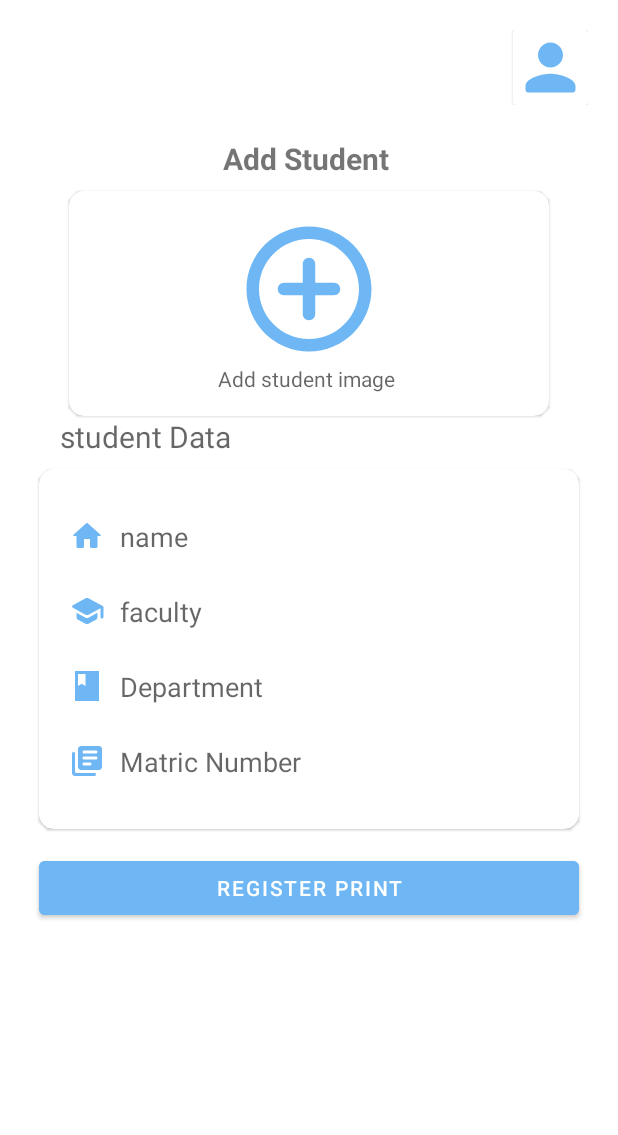
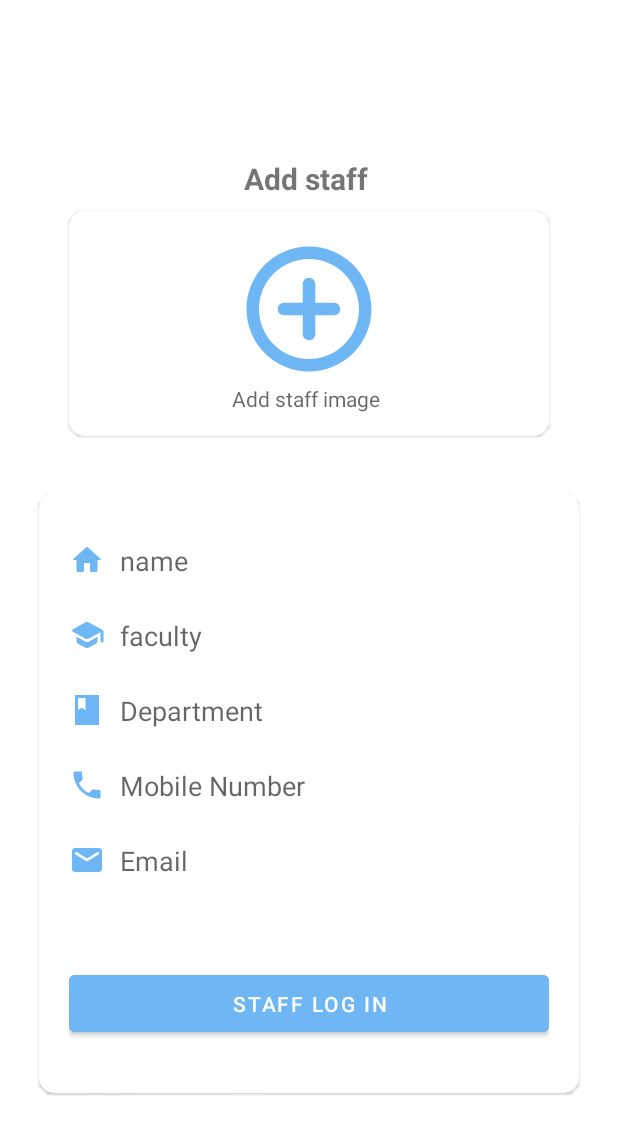
Before and after one commit to amrahsali/Attendance, an Android app: the layout fragment_add_staff_.xml on its own in the app's theme, with its tools: preview values and no code run, on a phone screen of 412 x 824 dp. Shown: the top 1135 px of the screen. Run offline under Robolectric (Android 15) with nearby library versions, the phone set to English and light mode, and no system bars.

Commit message:
could not work on the nav

```diff
--- a/app/build.gradle
+++ b/app/build.gradle
@@ -38,4 +38,5 @@ dependencies {
     testImplementation 'junit:junit:4.13.2'
     androidTestImplementation 'androidx.test.ext:junit:1.1.5'
     androidTestImplementation 'androidx.test.espresso:espresso-core:3.5.1'
+    implementation 'com.google.android.material:material:1.0.0'
 }
--- a/app/src/main/AndroidManifest.xml
+++ b/app/src/main/AndroidManifest.xml
@@ -63,14 +63,14 @@
                 android:value="" />
         </activity>
         <activity
-            android:name=".MainActivity"
+            android:name=".Login"
             android:exported="false">
             <meta-data
                 android:name="android.app.lib_name"
                 android:value="" />
         </activity>
         <activity
-            android:name=".Login"
+            android:name=".MainActivity"
             android:exported="true">
             <intent-filter>
                 <action android:name="android.intent.action.MAIN" />
--- a/app/src/main/java/com/example/attendance/Add_studentActivity.java
+++ /dev/null
@@ -1,14 +0,0 @@
-package com.example.attendance;
-
-import androidx.appcompat.app.AppCompatActivity;
-
-import android.os.Bundle;
-
-public class Add_studentActivity extends AppCompatActivity {
-
-    @Override
-    protected void onCreate(Bundle savedInstanceState) {
-        super.onCreate(savedInstanceState);
-        setContentView(R.layout.activity_add_student);
-    }
-}
--- a/app/src/main/res/layout/activity_add_student.xml
+++ b/app/src/main/res/layout/fragment_add_staff_.xml
@@ -4,45 +4,10 @@
     xmlns:tools="http://schemas.android.com/tools"
     android:layout_width="match_parent"
     android:layout_height="match_parent"
-    android:padding="20dp"
     android:orientation="vertical"
-    tools:context=".Add_studentActivity">
+    android:gravity="center"
+    tools:context=".Add_staff_Fragment">
 
-
-    <LinearLayout
-        android:gravity="end"
-        android:layout_width="match_parent"
-        android:layout_height="wrap_content"
-        android:orientation="horizontal">
-
-
-        <androidx.cardview.widget.CardView
-            android:layout_gravity="end"
-            android:layout_width="wrap_content"
-            android:layout_height="wrap_content">
-            <ImageView
-                android:layout_width="50dp"
-                android:layout_height="50dp"
-                app:tint="@color/blue"
-                android:src="@drawable/ic_round_person_24" />
-
-        </androidx.cardview.widget.CardView>
-
-
-
-
-    </LinearLayout>
-    <Space
-        android:layout_width="0dp"
-        android:layout_height="12dp" />
-
-<LinearLayout
-    android:layout_width="match_parent"
-    android:layout_height="wrap_content">
-
-
-
-</LinearLayout>
     <TextView
         android:paddingTop="10dp"
         android:gravity="center"
@@ -50,7 +15,7 @@
         android:layout_height="wrap_content"
         android:textStyle="bold"
         android:textSize="20dp"
-        android:text="Add Student "/>
+        android:text="Add staff "/>
 
 
     <com.google.android.material.card.MaterialCardView
@@ -76,23 +41,21 @@
                 android:layout_width="wrap_content"
                 android:layout_height="wrap_content"
                 android:drawablePadding="10dp"
-                android:hint="Add student image "/>
+                android:hint="Add staff image "/>
 
         </LinearLayout>
 
+    </com.google.android.material.card.MaterialCardView>
 
 
-    </com.google.android.material.card.MaterialCardView>
-    <TextView
+
+    <Space
         android:layout_width="wrap_content"
-        android:layout_height="wrap_content"
-        android:paddingStart="20dp"
-        android:textSize="20sp"
-        android:hint="student Data "/>
+        android:layout_height="30dp"/>
 
     <com.google.android.material.card.MaterialCardView
         android:layout_width="360dp"
-        android:layout_height="wrap_content"
+        android:layout_height="400dp"
         android:elevation="6dp"
         android:layout_gravity="center"
         android:layout_marginTop="8dp"
@@ -103,7 +66,7 @@
 
         <LinearLayout
             android:layout_width="match_parent"
-            android:layout_height="wrap_content"
+            android:layout_height="match_parent"
             android:padding="20dp"
             android:orientation="vertical">
 
@@ -164,36 +127,50 @@
                     android:layout_height="50dp"
                     android:drawableTint="@color/blue"
                     android:background="@null"
-                    android:drawableStart="@drawable/ic_round_library_books_24"
+                    android:drawableStart="@drawable/ic_sharp_local_phone_24"
                     android:drawablePadding="10dp"
-                    android:hint="Matric Number"/>
+                    android:hint="Mobile Number"/>
 
+            </LinearLayout>
+            <LinearLayout
+                android:layout_width="match_parent"
+                android:layout_height="wrap_content"
+                android:orientation="horizontal">
+                <EditText
+                    android:id="@+id/email"
+                    android:layout_width="match_parent"
+                    android:layout_height="50dp"
+                    android:drawableTint="@color/blue"
+                    android:background="@null"
+                    android:drawableStart="@drawable/ic_round_email_24"
+                    android:drawablePadding="10dp"
+                    android:hint="Email"/>
+
+            </LinearLayout>
+
+
+            <Space
+                android:layout_width="wrap_content"
+                android:layout_height="30dp"/>
+
+            <LinearLayout
+                android:layout_width="match_parent"
+                android:layout_height="wrap_content"
+                android:gravity="center"
+                android:orientation="vertical">
+                <Space
+                    android:layout_width="wrap_content"
+                    android:layout_height="15dp"/>
+                <Button
+                    android:id="@+id/loginbtn"
+                    android:layout_width="match_parent"
+                    android:backgroundTint="@color/blue"
+                    android:layout_height="50dp"
+                    android:text="Staff Log in"
+                    />
             </LinearLayout>
 
         </LinearLayout>
 
     </com.google.android.material.card.MaterialCardView>
-
-    <Space
-        android:layout_width="wrap_content"
-        android:layout_height="15dp"/>
-
-    <LinearLayout
-        android:gravity="center"
-        android:layout_width="match_parent"
-        android:layout_height="wrap_content">
-
-        <Button
-            android:id="@+id/stdt_printbtn"
-            android:layout_width="360dp"
-            android:backgroundTint="@color/blue"
-            android:layout_height="wrap_content"
-            android:text="Register print"
-            />
-    </LinearLayout>
-
-
-
-
-
 </LinearLayout>
--- a/app/src/main/res/layout/activity_examination.xml
+++ b/app/src/main/res/layout/fragment_examination.xml
@@ -1,12 +1,12 @@
 <?xml version="1.0" encoding="utf-8"?>
 <LinearLayout xmlns:android="http://schemas.android.com/apk/res/android"
-    xmlns:app="http://schemas.android.com/apk/res-auto"
     xmlns:tools="http://schemas.android.com/tools"
     android:layout_width="match_parent"
     android:layout_height="match_parent"
+    xmlns:app="http://schemas.android.com/apk/res-auto"
     android:orientation="vertical"
     android:gravity="center"
-    tools:context=".ExaminationActivity">
+    tools:context=".ExaminationFragment">
     <TextView
         android:paddingTop="10dp"
         android:gravity="center"
@@ -155,4 +155,5 @@
     </com.google.android.material.card.MaterialCardView>
 
 
+
 </LinearLayout>
--- a/app/src/main/res/layout/activity_view_record.xml
+++ b/app/src/main/res/layout/fragment_record.xml
@@ -1,14 +1,11 @@
 <?xml version="1.0" encoding="utf-8"?>
 <LinearLayout xmlns:android="http://schemas.android.com/apk/res/android"
-    xmlns:app="http://schemas.android.com/apk/res-auto"
     xmlns:tools="http://schemas.android.com/tools"
     android:layout_width="match_parent"
     android:layout_height="match_parent"
     android:orientation="vertical"
     android:padding="10dp"
-    tools:context=".View_recordActivity">
-
-
+    tools:context=".RecordFragment">
 
     <TextView
         android:gravity="center"
@@ -44,4 +41,5 @@
             />
     </LinearLayout>
 
+
 </LinearLayout>
```
Also changed, not shown: app/src/main/java/com/example/attendance/Add_staff_Fragment.java (added, +64 -0 lines), app/src/main/java/com/example/attendance/Add_studentFragment.java (added, +64 -0 lines), app/src/main/java/com/example/attendance/ExaminationActivity.java (deleted, +0 -14 lines), app/src/main/java/com/example/attendance/ExaminationFragment.java (added, +64 -0 lines), app/src/main/java/com/example/attendance/First_screen.java (deleted, +0 -14 lines), app/src/main/java/com/example/attendance/MainActivity.java (+0 -29 lines), app/src/main/java/com/example/attendance/RecordFragment.java (added, +64 -0 lines), app/src/main/java/com/example/attendance/View_recordActivity.java (deleted, +0 -14 lines), app/src/main/res/layout/fragment_add_student.xml (renamed from app/src/main/res/layout/activity_first_screen.xml, +65 -49 lines). Lines whose indentation alone changed are shown as unchanged.
